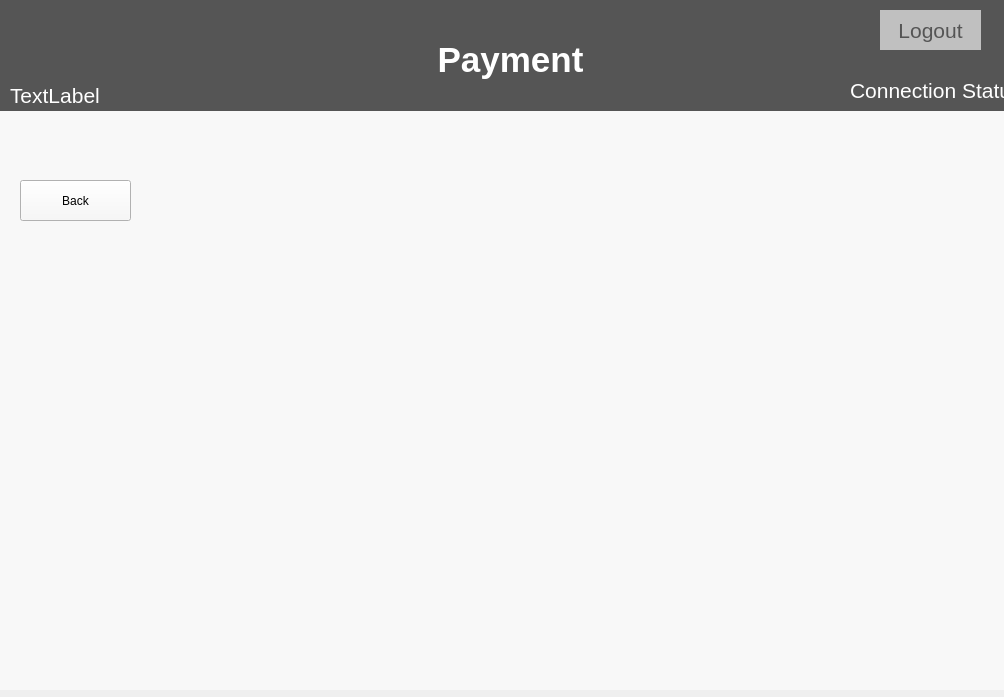
LuciaCG/Bluebird, file QT/payment.ui: the form before one commit.
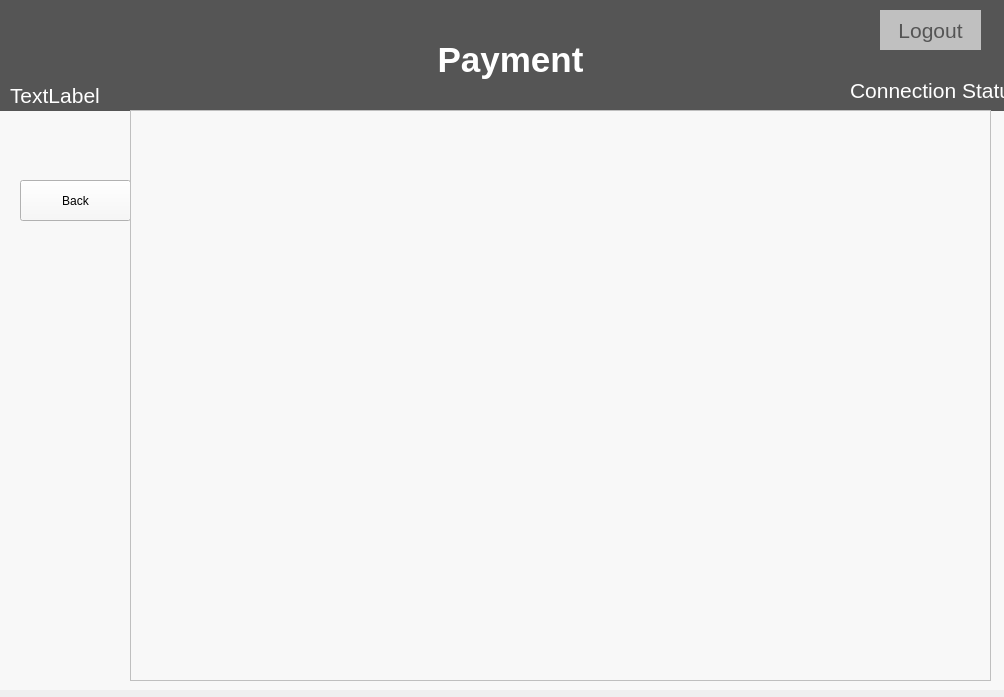
The form after the commit.

Commit message: payment page now saves receipt to pdf and adds a new receipt to the database

Diff of the .ui file:
```diff
--- a/QT/payment.ui
+++ b/QT/payment.ui
@@ -154,6 +154,16 @@
      <string>Back</string>
     </property>
    </widget>
+   <widget class="QTableView" name="tableView">
+    <property name="geometry">
+     <rect>
+      <x>130</x>
+      <y>110</y>
+      <width>861</width>
+      <height>571</height>
+     </rect>
+    </property>
+   </widget>
   </widget>
  </widget>
  <resources/>
```
The commit also changes 5 other files.
